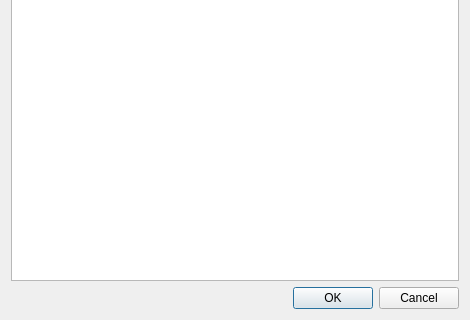
Qt form scwx-qt/source/scwx/qt/ui/radar_site_dialog.ui (dpaulat/supercell-wx) before a commit; both pictures show x 0 to 470 and y 230 to 550 of the 470 by 550 pixel window.
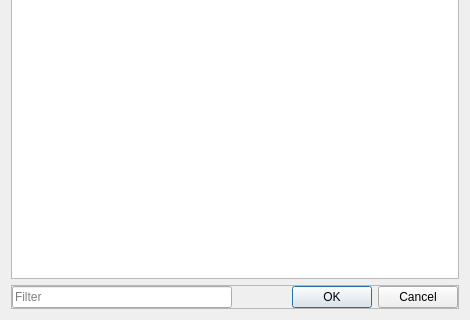
The same form after that commit.

Commit message: Radar site filtering, banded rows

The edit to the form file:
```diff
--- a/scwx-qt/source/scwx/qt/ui/radar_site_dialog.ui
+++ b/scwx-qt/source/scwx/qt/ui/radar_site_dialog.ui
@@ -16,6 +16,9 @@
   <layout class="QVBoxLayout" name="verticalLayout">
    <item>
     <widget class="QTreeView" name="radarSiteView">
+     <property name="alternatingRowColors">
+      <bool>true</bool>
+     </property>
      <property name="indentation">
       <number>0</number>
      </property>
@@ -25,6 +28,37 @@
     </widget>
    </item>
    <item>
+    <widget class="QFrame" name="frame">
+     <property name="frameShape">
+      <enum>QFrame::StyledPanel</enum>
+     </property>
+     <property name="frameShadow">
+      <enum>QFrame::Raised</enum>
+     </property>
+     <layout class="QHBoxLayout" name="horizontalLayout">
+      <property name="leftMargin">
+       <number>0</number>
+      </property>
+      <property name="topMargin">
+       <number>0</number>
+      </property>
+      <property name="rightMargin">
+       <number>0</number>
+      </property>
+      <property name="bottomMargin">
+       <number>0</number>
+      </property>
+      <item>
+       <widget class="QLineEdit" name="radarSiteFilter">
+        <property name="placeholderText">
+         <string>Filter</string>
+        </property>
+        <property name="clearButtonEnabled">
+         <bool>true</bool>
+        </property>
+       </widget>
+      </item>
+      <item>
     <widget class="QDialogButtonBox" name="buttonBox">
      <property name="orientation">
       <enum>Qt::Horizontal</enum>
@@ -32,6 +66,9 @@
      <property name="standardButtons">
       <set>QDialogButtonBox::Cancel|QDialogButtonBox::Ok</set>
      </property>
+       </widget>
+      </item>
+     </layout>
     </widget>
    </item>
   </layout>
```
Lines whose indentation alone changed are shown as unchanged. The commit also changes 1 other file.
